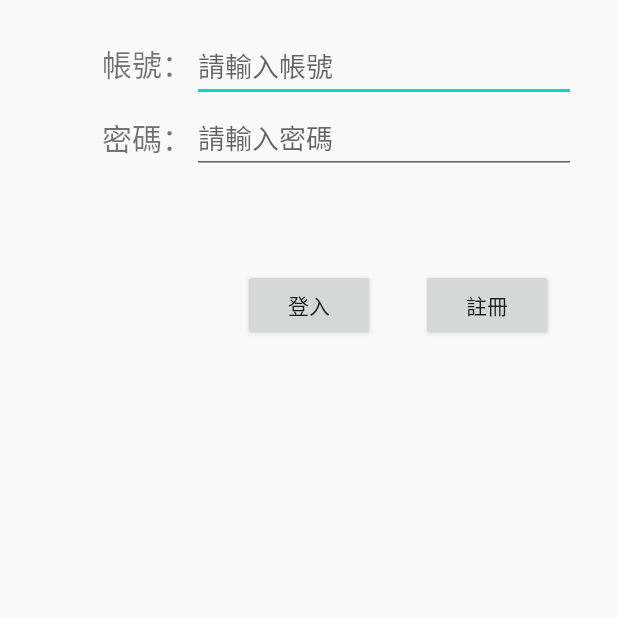
After one commit to xin-2001/BLE_3, an Android app: the Login_Activity screen opened directly, with no data from a screen before it, on a phone screen of 412 x 824 dp, the top half of it. The commit adds this screen. Run offline under Robolectric (Android 15) with nearby library versions, the phone set to English and light mode, and no system bars; libraries missing offline, so code that uses them is left out: com.github.mikephil.charting.

Commit message:
20220108登入介面1

```diff
--- /dev/null
+++ b/BLE_Example-master/app/src/main/java/com/noahliu/ble_example/Controller/Login_Activity.java
@@ -0,0 +1,118 @@
+package com.noahliu.ble_example.Controller;
+
+import androidx.appcompat.app.AppCompatActivity;
+
+import android.content.Intent;
+import android.database.sqlite.SQLiteDatabase;
+import android.os.Bundle;
+import android.text.Layout;
+import android.view.View;
+import android.widget.Button;
+import android.widget.EditText;
+import android.widget.TextView;
+
+import com.noahliu.ble_example.Module.Enitiy.ScannedData;
+import com.noahliu.ble_example.R;
+
+public class Login_Activity extends AppCompatActivity {
+    private Button login;
+    private Button register;
+    private Button back_button;
+    private TextView check_pass_text;
+    private EditText check_pass_edit;
+    private EditText account;
+    private EditText password;
+    private SQLiteDatabase SQL_db;
+    private Database _DB;
+    private TextView account_err;
+    private TextView password_err;
+    private TextView check_pass_err;
+
+    public static final String INTENT_KEY = "GET_DEVICE";
+    private ScannedData selectedDevice;
+
+    private String user,pass,check_pass;
+    private int reg=0;
+
+    @Override
+    protected void onCreate(Bundle savedInstanceState) {
+        super.onCreate(savedInstanceState);
+        setContentView(R.layout.activity_login);
+        selectedDevice = (ScannedData) getIntent().getSerializableExtra(INTENT_KEY);
+
+        login=findViewById(R.id.login_button);
+        register=findViewById(R.id.register_button);
+        back_button=findViewById(R.id.back_button);
+        check_pass_text=findViewById(R.id.check_pass_text);
+        check_pass_edit=findViewById(R.id.check_pass_edit);
+        account=findViewById(R.id.account_edit);
+        password=findViewById(R.id.password_edit);
+        account_err=findViewById(R.id.account_error);
+        password_err=findViewById(R.id.password_error);
+        check_pass_err=findViewById(R.id.check_pass_error);
+
+        register.setOnClickListener(new View.OnClickListener() {
+            @Override
+            public void onClick(View view) {
+                if(reg==0) {
+                    check_pass_edit.setVisibility(View.VISIBLE);
+                    check_pass_edit.setVisibility(View.VISIBLE);
+                    login.setVisibility(View.INVISIBLE);
+                    back_button.setVisibility(View.VISIBLE);
+                    reg++;
+                }else{
+                    user=account.getText().toString();
+                    pass=password.getText().toString();
+                    check_pass=check_pass_edit.getText().toString();
+                    if(user==""){
+                        account_err.setText("請輸入帳號");
+                    }
+                    if(pass==""){
+                        password.setText("請輸入密碼");
+                    }
+                    if(check_pass==""){
+                        check_pass_edit.setText("請再次輸入密碼");
+                    }
+                    if(user!=""&&pass!=""&&check_pass!=""){
+                          //走訪user是否有被用過
+                            //沒有->確認pass==check_pass
+
+                    }
+                }
+
+            }
+        });
+        back_button.setOnClickListener(new View.OnClickListener() {
+            @Override
+            public void onClick(View view) {
+                check_pass_edit.setVisibility(View.INVISIBLE);
+                check_pass_edit.setVisibility(View.INVISIBLE);
+                login.setVisibility(View.VISIBLE);
+                back_button.setVisibility(View.INVISIBLE);
+                reg=0;
+            }
+        });
+        login.setOnClickListener(new View.OnClickListener() {
+            @Override
+            public void onClick(View view) {
+                user=account.getText().toString();
+                pass=password.getText().toString();
+                if(user==""){
+                    account_err.setText("請輸入帳號");
+                }
+                if(pass==""){
+                    password.setText("請輸入密碼");
+                }
+                if(user!=""&&pass!=""){
+                    //確認user是否註冊過
+                      //確認pass是否正確
+                    Intent i=new Intent(Login_Activity.this,DeviceInfoActivity.class);
+                    i.putExtra(DeviceInfoActivity.INTENT_KEY,selectedDevice);
+                    startActivity(i);
+                }
+
+
+            }
+        });
+    }
+}
--- a/BLE_Example-master/app/src/main/java/com/noahliu/ble_example/Controller/MainActivity.java
+++ b/BLE_Example-master/app/src/main/java/com/noahliu/ble_example/Controller/MainActivity.java
@@ -19,6 +19,7 @@ import android.widget.Toast;
 import com.noahliu.ble_example.Module.Adapter.RecyclerViewAdapter;
 import com.noahliu.ble_example.Module.Enitiy.ScannedData;
 import com.noahliu.ble_example.R;
+import com.noahliu.ble_example.Result_Activity;
 
 
 import java.util.ArrayList;
@@ -195,7 +196,9 @@ public class MainActivity extends AppCompatActivity {
         @Override
         public void onItemClick(ScannedData selectedDevice) {
 
-            Intent intent = new Intent(MainActivity.this, DeviceInfoActivity.class);
+            //Intent intent = new Intent(MainActivity.this, Result_Activity.class);
+            //Intent intent = new Intent(MainActivity.this, DeviceInfoActivity.class);
+            Intent intent = new Intent(MainActivity.this, Login_Activity.class);
             intent.putExtra(DeviceInfoActivity.INTENT_KEY,selectedDevice);
             startActivity(intent);
         }
--- /dev/null
+++ b/BLE_Example-master/app/src/main/res/layout/activity_login.xml
@@ -0,0 +1,121 @@
+<?xml version="1.0" encoding="utf-8"?>
+<LinearLayout xmlns:android="http://schemas.android.com/apk/res/android"
+    xmlns:app="http://schemas.android.com/apk/res-auto"
+    xmlns:tools="http://schemas.android.com/tools"
+    android:layout_width="match_parent"
+    android:layout_height="match_parent"
+    tools:context=".Controller.Login_Activity"
+    android:orientation="vertical"
+    android:gravity="center_horizontal">
+    <LinearLayout
+        android:layout_marginTop="20dp"
+        android:layout_width="wrap_content"
+        android:layout_height="wrap_content"
+        android:orientation="vertical"
+        android:gravity="center">
+        <LinearLayout
+            android:layout_width="match_parent"
+            android:layout_height="wrap_content"
+            android:orientation="horizontal"
+            android:gravity="left">
+            <TextView
+                android:layout_width="wrap_content"
+                android:layout_height="wrap_content"
+                android:text="　　帳號："
+                android:textSize="30px"/>
+
+            <EditText
+                android:id="@+id/account_edit"
+                android:layout_width="match_parent"
+                android:ems="12"
+                android:maxLength="8"
+                android:layout_height="wrap_content"
+                android:hint="請輸入帳號"
+                android:singleLine="true" />
+            <TextView
+                android:id="@+id/account_error"
+                android:layout_width="wrap_content"
+                android:layout_height="wrap_content"
+                android:textColor="#FF0000"/>
+        </LinearLayout>
+        <LinearLayout
+            android:layout_width="match_parent"
+            android:layout_height="wrap_content"
+            android:orientation="horizontal"
+            android:gravity="center">
+            <TextView
+                android:layout_width="wrap_content"
+                android:layout_height="wrap_content"
+                android:text="　　密碼："
+                android:textSize="30px"/>
+
+            <EditText
+                android:id="@+id/password_edit"
+                android:layout_width="match_parent"
+                android:ems="12"
+                android:layout_height="wrap_content"
+                android:hint="請輸入密碼"
+                android:singleLine="true"
+                android:inputType="textPassword"/>
+            <TextView
+                android:id="@+id/password_error"
+                android:layout_width="wrap_content"
+                android:layout_height="wrap_content"
+                android:textColor="#FF0000"/>
+        </LinearLayout>
+        <LinearLayout
+            android:id="@+id/check_pass_layout"
+            android:layout_width="match_parent"
+            android:layout_height="wrap_content"
+            android:orientation="horizontal"
+            android:gravity="center"
+            android:visibility="invisible">
+            <TextView
+                android:id="@+id/check_pass_text"
+                android:layout_width="wrap_content"
+                android:layout_height="wrap_content"
+                android:text="密碼確認："
+                android:textSize="30px"/>
+
+            <EditText
+                android:id="@+id/check_pass_edit"
+                android:layout_width="match_parent"
+                android:ems="12"
+                android:layout_height="wrap_content"
+                android:hint="請再次輸入密碼"
+                android:singleLine="true"
+                android:inputType="textPassword"/>
+            <TextView
+                android:id="@+id/check_pass_error"
+                android:layout_width="wrap_content"
+                android:layout_height="wrap_content"
+                android:textColor="#FF0000"/>
+        </LinearLayout>
+        <LinearLayout
+            android:layout_width="match_parent"
+            android:layout_height="match_parent"
+            android:orientation="horizontal"
+            android:gravity="center">
+            <Button
+                android:id="@+id/back_button"
+                android:layout_width="wrap_content"
+                android:layout_height="wrap_content"
+                android:text="返回"
+                android:layout_margin="15dp"
+                android:visibility="invisible"/>
+            <Button
+                android:id="@+id/login_button"
+                android:layout_width="wrap_content"
+                android:layout_height="wrap_content"
+                android:text="登入"
+                android:layout_margin="15dp"/>
+            <Button
+                android:id="@+id/register_button"
+                android:layout_width="wrap_content"
+                android:layout_height="wrap_content"
+                android:text="註冊"
+                android:layout_margin="15dp"/>
+
+        </LinearLayout>
+    </LinearLayout>
+</LinearLayout>
```
Also changed, not shown: BLE_Example-master/app/src/main/AndroidManifest.xml (+11 -3 lines), BLE_Example-master/app/src/main/java/com/noahliu/ble_example/Controller/Database.java (added, +33 -0 lines), BLE_Example-master/app/src/main/java/com/noahliu/ble_example/Controller/DeviceInfoActivity.java (+43 -31 lines), BLE_Example-master/app/src/main/java/com/noahliu/ble_example/Controller/Login_Database.java (added, +32 -0 lines), BLE_Example-master/app/src/main/java/com/noahliu/ble_example/Result_Activity.java (+72 -11 lines), BLE_Example-master/app/src/main/res/layout/activity_device_control.xml (+113 -61 lines), BLE_Example-master/app/src/main/res/layout/activity_result.xml (+45 -12 lines).
